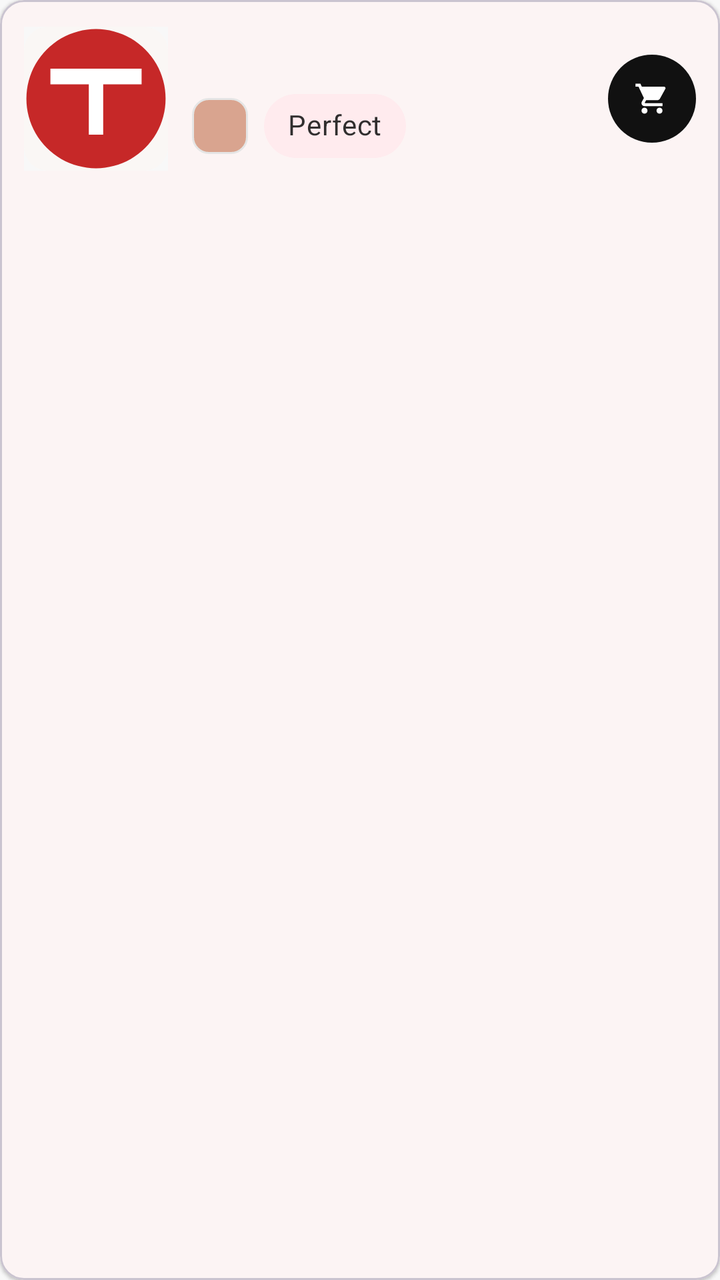
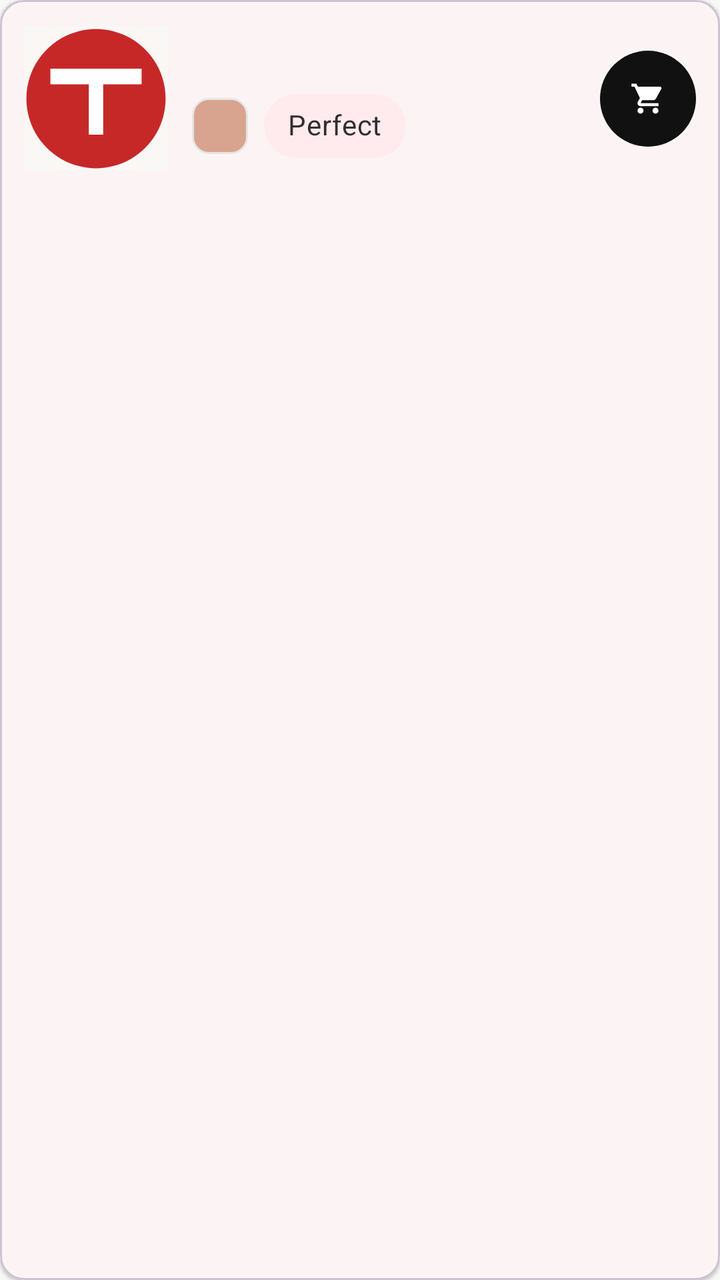

Compare the two renders of this Android layout. The source of the first and the diff that turns it into the second are given below.
<!-- AndroidManifest.xml: application theme Theme.TirTirMCommerce -->
<!-- res/layout/item_cushion_match.xml -->
<?xml version="1.0" encoding="utf-8"?>
<com.google.android.material.card.MaterialCardView xmlns:android="http://schemas.android.com/apk/res/android"
    xmlns:app="http://schemas.android.com/apk/res-auto"
    android:layout_width="match_parent"
    android:layout_height="wrap_content"
    android:layout_marginBottom="10dp"
    app:cardBackgroundColor="@color/tirtir_white"
    app:cardCornerRadius="12dp"
    app:cardElevation="1dp">

    <LinearLayout
        android:layout_width="match_parent"
        android:layout_height="wrap_content"
        android:gravity="center_vertical"
        android:orientation="horizontal"
        android:padding="12dp">

        <ImageView
            android:id="@+id/ivCushionThumb"
            android:layout_width="72dp"
            android:layout_height="72dp"
            android:background="@color/tirtir_off_white"
            android:scaleType="centerCrop"
            android:src="@drawable/ic_product_placeholder" />

        <LinearLayout
            android:layout_width="0dp"
            android:layout_height="wrap_content"
            android:layout_marginStart="12dp"
            android:layout_weight="1"
            android:orientation="vertical">

            <TextView
                android:id="@+id/tvCushionName"
                android:layout_width="match_parent"
                android:layout_height="wrap_content"
                android:maxLines="2"
                android:ellipsize="end"
                android:textColor="@color/tirtir_black"
                android:textSize="14sp"
                android:textStyle="bold" />

            <LinearLayout
                android:layout_width="match_parent"
                android:layout_height="wrap_content"
                android:layout_marginTop="8dp"
                android:gravity="center_vertical"
                android:orientation="horizontal">

                <View
                    android:id="@+id/viewShadeSwatch"
                    android:layout_width="28dp"
                    android:layout_height="28dp"
                    android:background="@drawable/bg_shade_swatch" />

                <com.google.android.material.chip.Chip
                    android:id="@+id/chipMatchQuality"
                    style="@style/Widget.MaterialComponents.Chip.Action"
                    android:layout_width="wrap_content"
                    android:layout_height="wrap_content"
                    android:layout_marginStart="8dp"
                    android:text="Perfect"
                    app:chipBackgroundColor="@color/tirtir_red_surface" />
            </LinearLayout>
        </LinearLayout>

        <com.google.android.material.button.MaterialButton
            android:id="@+id/btnAddCushionToCart"
            android:layout_width="44dp"
            android:layout_height="44dp"
            android:contentDescription="@string/btn_add_to_cart"
            android:insetTop="0dp"
            android:insetBottom="0dp"
            android:padding="0dp"
            app:backgroundTint="@color/tirtir_black"
            app:cornerRadius="22dp"
            app:icon="@drawable/ic_cart"
            app:iconGravity="textStart"
            app:iconPadding="0dp"
            app:iconTint="@color/tirtir_white" />
    </LinearLayout>
</com.google.android.material.card.MaterialCardView>
<!-- resources referenced by this layout -->
<resources>
  <color name="tirtir_black">#111111</color>
  <color name="tirtir_off_white">#F8F8F8</color>
  <color name="tirtir_red_surface">#FFEBEE</color>
  <color name="tirtir_white">#FFFFFF</color>
  <!-- drawable bg_shade_swatch (drawable) -->
  <?xml version="1.0" encoding="utf-8"?>
  <shape xmlns:android="http://schemas.android.com/apk/res/android">
      <solid android:color="#D9A48F" />
      <stroke
          android:width="1dp"
          android:color="@color/tirtir_border_gray" />
      <corners android:radius="8dp" />
  </shape>
  <!-- drawable ic_cart (drawable) -->
  <vector xmlns:android="http://schemas.android.com/apk/res/android"
      android:width="24dp"
      android:height="24dp"
      android:viewportWidth="24.0"
      android:viewportHeight="24.0"
      android:tint="?attr/colorControlNormal">
    <path
        android:fillColor="#FF000000"
        android:pathData="M7,18c-1.1,0 -1.99,0.9 -1.99,2S5.9,22 7,22s2,-0.9 2,-2 -0.9,-2 -2,-2zM1,2v2h2l3.6,7.59 -1.35,2.45c-0.16,0.28 -0.25,0.61 -0.25,0.96 0,1.1 0.9,2 2,2h12v-2H7.42c-0.14,0 -0.25,-0.11 -0.25,-0.25l0.03,-0.12 0.9,-1.63h7.45c0.75,0 1.41,-0.41 1.75,-1.03l3.58,-6.49c0.08,-0.14 0.12,-0.31 0.12,-0.48 0,-0.55 -0.45,-1 -1,-1H5.21l-0.94,-2H1zM17,18c-1.1,0 -1.99,0.9 -1.99,2s0.89,2 1.99,2 2,-0.9 2,-2 -0.9,-2 -2,-2z"/>
  </vector>
  <!-- drawable ic_product_placeholder (drawable) -->
  <?xml version="1.0" encoding="utf-8"?>
  <layer-list xmlns:android="http://schemas.android.com/apk/res/android">
      <item>
          <shape android:shape="rectangle">
              <solid android:color="#FAF7F5" />
              <corners android:radius="12dp" />
          </shape>
      </item>
      <item
          android:width="72dp"
          android:height="72dp"
          android:gravity="center"
          android:drawable="@drawable/ic_tirtir_brand_circle" />
  </layer-list>
  <string name="btn_add_to_cart">Add to Cart</string>
  <style name="Theme.TirTirMCommerce" parent="Base.Theme.TirTirMCommerce" />
  <color name="tirtir_border_gray">#E5E5E5</color>
  <!-- drawable ic_tirtir_brand_circle (drawable) -->
  <?xml version="1.0" encoding="utf-8"?>
  <vector xmlns:android="http://schemas.android.com/apk/res/android"
      android:width="120dp"
      android:height="120dp"
      android:viewportWidth="120"
      android:viewportHeight="120">
  
      
      <path
          android:fillColor="#C62828"
          android:pathData="M60,2 A58,58 0 1,1 59.99,2 Z" />
  
      
      <path
          android:fillColor="#FFFFFF"
          android:pathData="M22,35 L98,35 L98,48 L66,48 L66,90 L54,90 L54,48 L22,48 Z" />
  
  </vector>
  <style name="Base.Theme.TirTirMCommerce" parent="Theme.Material3.DayNight.NoActionBar">
          
          <item name="colorPrimary">@color/tirtir_red_primary</item>
          <item name="colorPrimaryDark">@color/tirtir_red_dark</item>
          <item name="colorPrimaryContainer">@color/tirtir_red_surface</item>
  
          
          <item name="colorOnPrimary">@color/tirtir_white</item>
          <item name="colorOnPrimaryContainer">@color/tirtir_red_primary</item>
  
          
          <item name="colorSecondary">@color/tirtir_black</item>
          <item name="colorOnSecondary">@color/tirtir_white</item>
  
          
          <item name="colorSurface">@color/tirtir_white</item>
          <item name="colorOnSurface">@color/tirtir_black</item>
          <item name="colorSurfaceVariant">@color/tirtir_off_white</item>
  
          
          <item name="android:windowBackground">@color/tirtir_off_white</item>
          <item name="android:statusBarColor">@color/tirtir_white</item>
          <item name="android:windowLightStatusBar">true</item>
  
          
          <item name="colorError">@color/tirtir_error</item>
      </style>
  <color name="tirtir_red_primary">#C62828</color>
  <color name="tirtir_red_dark">#8E0000</color>
  <color name="tirtir_error">#D32F2F</color>
</resources>

<!-- the commit's change to res/layout/item_cushion_match.xml (unified diff, before → after) -->
@@ -66,14 +66,14 @@
 
         <com.google.android.material.button.MaterialButton
             android:id="@+id/btnAddCushionToCart"
-            android:layout_width="44dp"
-            android:layout_height="44dp"
+            android:layout_width="48dp"
+            android:layout_height="48dp"
             android:contentDescription="@string/btn_add_to_cart"
             android:insetTop="0dp"
             android:insetBottom="0dp"
             android:padding="0dp"
             app:backgroundTint="@color/tirtir_black"
-            app:cornerRadius="22dp"
+            app:cornerRadius="24dp"
             app:icon="@drawable/ic_cart"
             app:iconGravity="textStart"
             app:iconPadding="0dp"
<!-- resource entries referenced after the edit -->
@@ -34,8 +34,8 @@
           </shape>
       </item>
       <item
-          android:width="72dp"
-          android:height="72dp"
+          android:width="52dp"
+          android:height="52dp"
           android:gravity="center"
           android:drawable="@drawable/ic_tirtir_brand_circle" />
   </layer-list>
